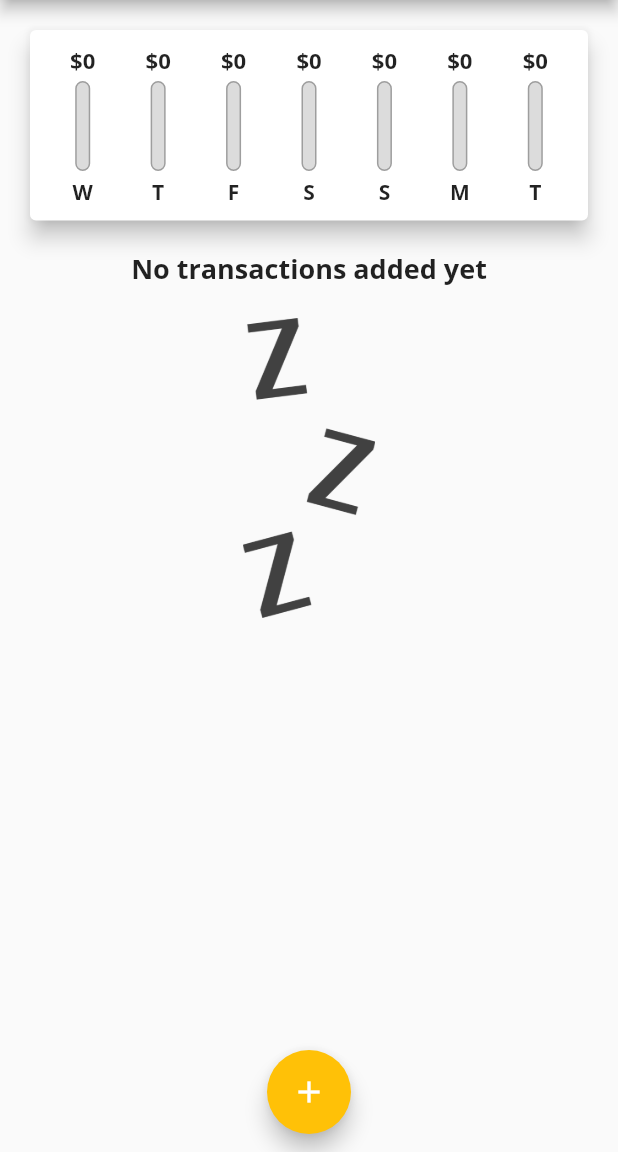
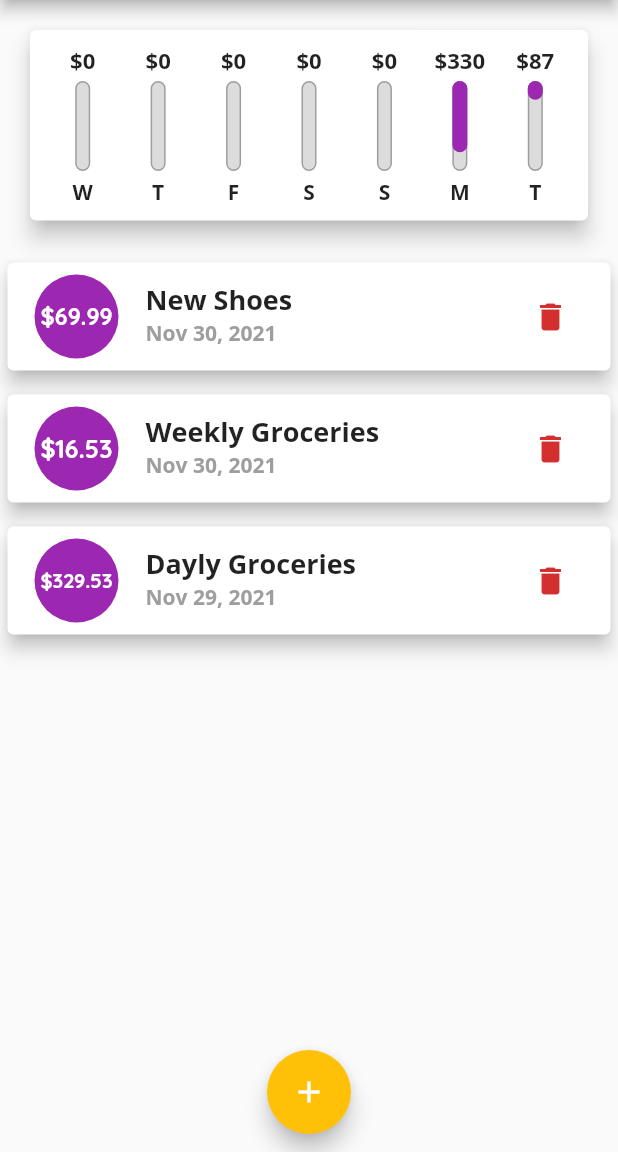
Before and after one commit to Abduboriy3444/pro2_initial_personal_expen, a Flutter app: the screen it shows after launch, on a phone screen of 412 x 824 dp, the part 84-1236 px from its top. Run offline on Flutter 3.47's test engine with Material 2 defaults, Android fonts, the phone set to English and light mode, and no system bars.

Commit message:
added info

```diff
--- a/lib/main.dart
+++ b/lib/main.dart
@@ -56,18 +56,24 @@ class MyHomePage extends StatefulWidget {
 
 class _MyHomePageState extends State<MyHomePage> {
   final List<Transaction> _userTransactions = [
-    // Transaction(
-    //   id: 't1',
-    //   title: 'New Shoes',
-    //   amount: '69.99',
-    //   date: DateTime.now(),
-    // ),
-    // Transaction(
-    //   id: 't2',
-    //   title: 'Weekly Groceries',
-    //   amount: '16.53',
-    //   date: DateTime.now(),
-    // ),
+    Transaction(
+      id: 't1',
+      title: 'New Shoes',
+      amount: 69.99,
+      date: DateTime.now(),
+    ),
+    Transaction(
+      id: 't2',
+      title: 'Weekly Groceries',
+      amount: 16.53,
+      date: DateTime.now(),
+    ),
+    Transaction(
+      id: 't3',
+      title: 'Dayly Groceries',
+      amount: 329.53,
+      date: DateTime.now().subtract(Duration(days: 1)),
+    ),
   ];
 
   List<Transaction> get _recentTransactions {
--- a/lib/widgets/new_transaction.dart
+++ b/lib/widgets/new_transaction.dart
@@ -23,7 +23,7 @@ class _NewTransactionState extends State<NewTransaction> {
     final enteredAmount = double.parse(_amountController.text);
     if (enteredTitle.isEmpty || enteredAmount <= 0 || _selectedDate == null)
       return;
-    widget.addNewTransactions(enteredTitle, enteredAmount,_selectedDate);
+    widget.addNewTransactions(enteredTitle, enteredAmount, _selectedDate);
     Navigator.of(context).pop();
   }
 
```
Also changed, not shown: lib/widgets/chart_bar.dart (+6 -3 lines).
